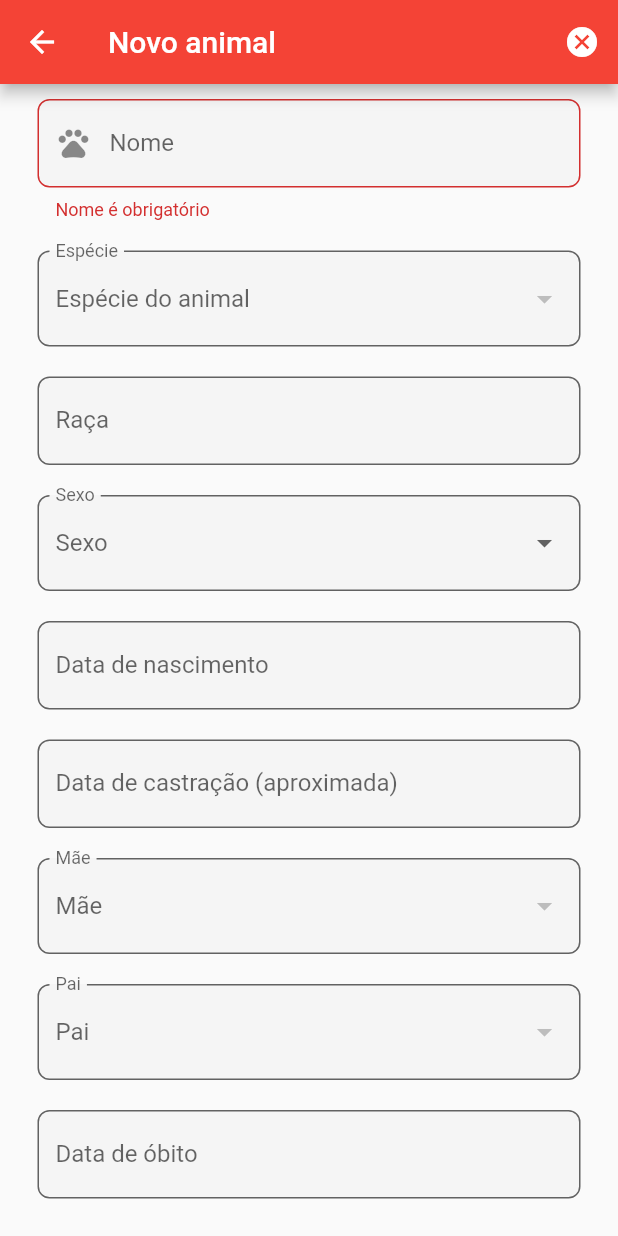
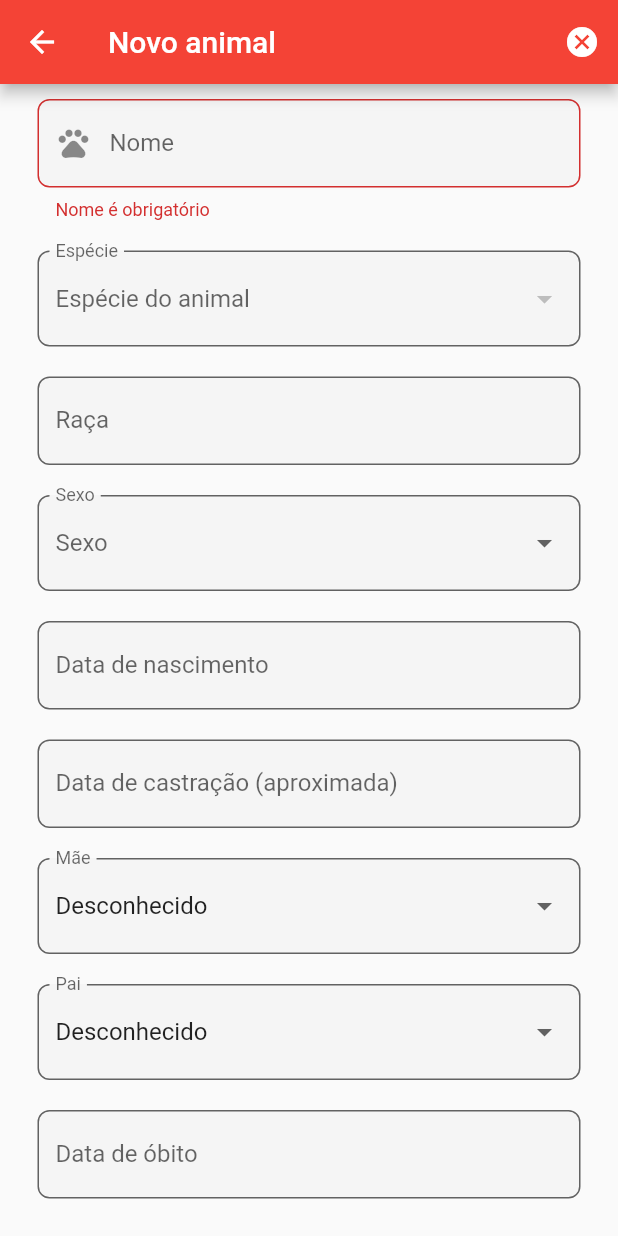
Before and after one commit to naaando/pets, a Flutter app: the PetPage screen opened by its route, scrolled down 241 dp, on a phone screen of 412 x 824 dp. Run offline on Flutter 3.47's test engine with Material 2 defaults, Android fonts, the phone set to English and light mode, and no system bars; our stand-ins replace adaptive_theme, dio, flutter_hooks, google_sign_in, hooks_riverpod, image_picker and 1 more; network calls fail.

Commit message:
Adiciona seletor de pets para filiação

```diff
--- a/pets/lib/pages/pet.dart
+++ b/pets/lib/pages/pet.dart
@@ -92,6 +92,9 @@ class PetPage extends HookConsumerWidget {
 
   Widget body(BuildContext context, WidgetRef ref, GlobalKey<FormState> formKey,
       String title, Pet pet) {
+    Map<String, Pet> pets =
+        ref.watch(petsProvider).asData?.value ?? <String, Pet>{};
+
     Map<String, Specie> species =
         ref.watch(speciesProvider).asData?.value ?? <String, Specie>{};
 
@@ -246,33 +249,23 @@ class PetPage extends HookConsumerWidget {
                       }),
                   const SizedBox(height: 20),
                   DropdownButtonFormField(
-                    value: pet.especie,
+                    value: pet.mae,
                     decoration: const InputDecoration(
                       hintText: 'Mãe',
                       labelText: 'Mãe',
                     ),
-                    items: species.entries
-                        .map((v) => DropdownMenuItem(
-                              value: v.value.id,
-                              child: Text(v.value.especie),
-                            ))
-                        .toList(),
-                    onChanged: (value) => pet.especie = value,
+                    items: femalePetsDropdown(pets),
+                    onChanged: (value) => pet.mae = value,
                   ),
                   const SizedBox(height: 20),
                   DropdownButtonFormField(
-                    value: pet.especie,
+                    value: pet.pai,
                     decoration: const InputDecoration(
                       hintText: 'Pai',
                       labelText: 'Pai',
                     ),
-                    items: species.entries
-                        .map((v) => DropdownMenuItem(
-                              value: v.value.id,
-                              child: Text(v.value.especie),
-                            ))
-                        .toList(),
-                    onChanged: (value) => pet.especie = value,
+                    items: malePetsDropdown(pets),
+                    onChanged: (value) => pet.pai = value,
                   ),
                   const SizedBox(height: 20),
                   TextFormField(
@@ -301,6 +294,38 @@ class PetPage extends HookConsumerWidget {
                 ],
               ),
             )));
+  }
+
+  List<DropdownMenuItem<String>> malePetsDropdown(Map<String, Pet> pets) {
+    return pets.values
+        .where((animal) => animal.sexo == 'masculino')
+        .map((v) => DropdownMenuItem(
+              value: v.id,
+              child: Text(v.nome),
+            ))
+        .toList()
+      ..insert(
+          0,
+          const DropdownMenuItem(
+            value: null,
+            child: Text('Desconhecido'),
+          ));
+  }
+
+  List<DropdownMenuItem<String>> femalePetsDropdown(Map<String, Pet> pets) {
+    return pets.values
+        .where((animal) => animal.sexo == 'feminino')
+        .map((v) => DropdownMenuItem(
+              value: v.id,
+              child: Text(v.nome),
+            ))
+        .toList()
+      ..insert(
+          0,
+          const DropdownMenuItem(
+            value: null,
+            child: Text('Desconhecido'),
+          ));
   }
 
   Widget petImage(context, WidgetRef ref, Pet pet) {
```
